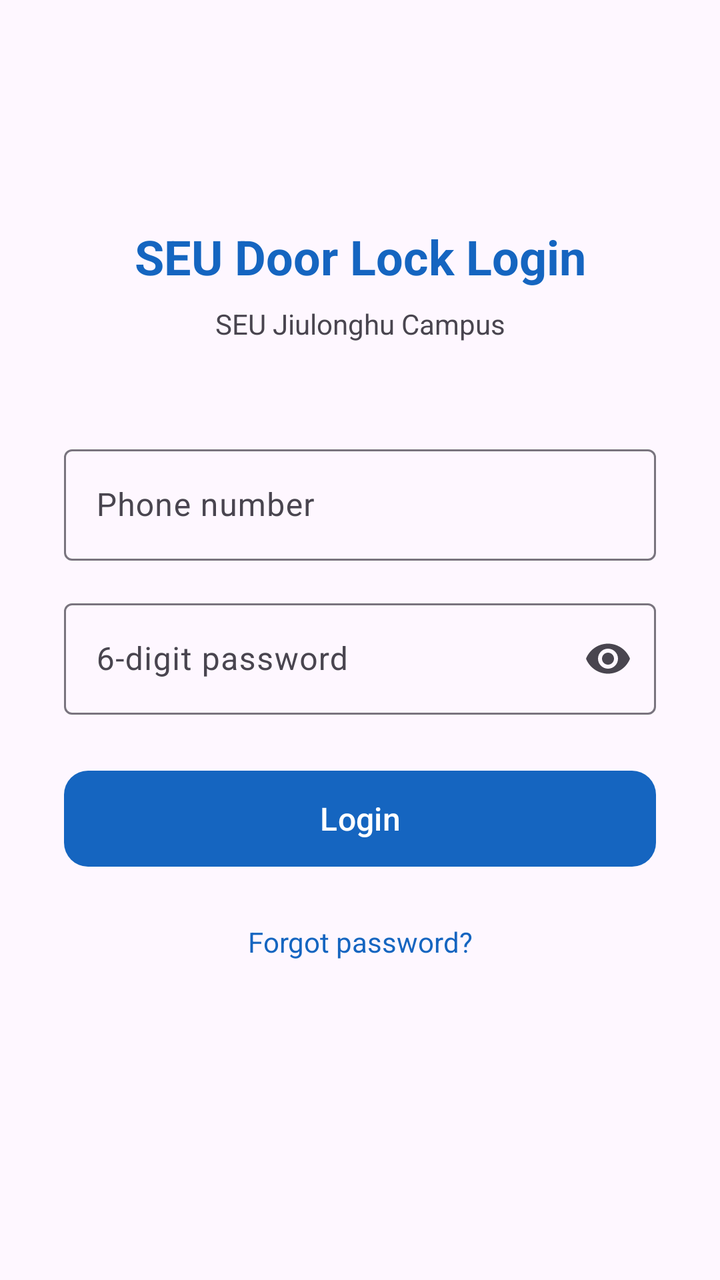
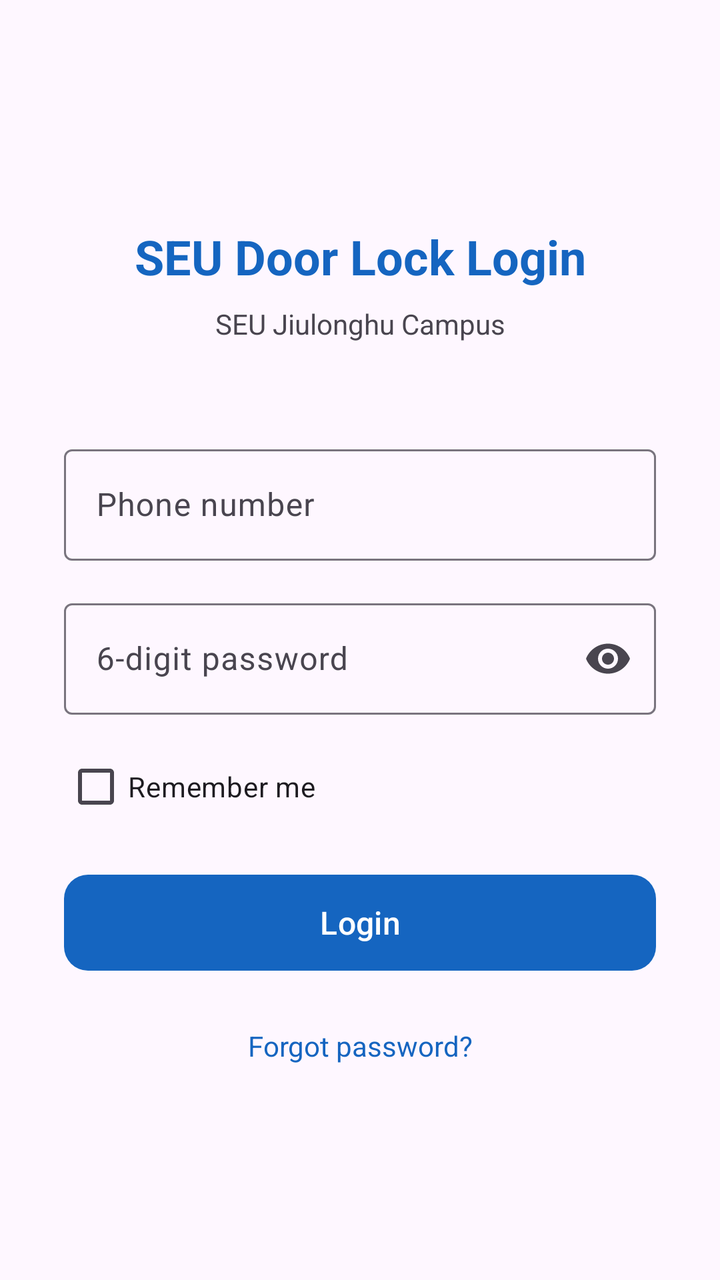

Before-and-after screenshots of an Android layout around one commit, followed by the original layout XML and the change that was made.
<!-- AndroidManifest.xml: application theme Theme.SEUDoorLock -->
<!-- res/layout/activity_login.xml -->
<?xml version="1.0" encoding="utf-8"?>
<androidx.constraintlayout.widget.ConstraintLayout
    xmlns:android="http://schemas.android.com/apk/res/android"
    xmlns:app="http://schemas.android.com/apk/res-auto"
    android:layout_width="match_parent"
    android:layout_height="match_parent"
    android:background="?android:attr/colorBackground"
    android:padding="32dp">

    <TextView
        android:id="@+id/tvTitle"
        android:layout_width="wrap_content"
        android:layout_height="wrap_content"
        android:text="@string/login_title"
        android:textSize="24sp"
        android:textStyle="bold"
        android:textColor="?attr/colorPrimary"
        app:layout_constraintTop_toTopOf="parent"
        app:layout_constraintStart_toStartOf="parent"
        app:layout_constraintEnd_toEndOf="parent"
        android:layout_marginTop="80dp"/>

    <TextView
        android:id="@+id/tvSubtitle"
        android:layout_width="wrap_content"
        android:layout_height="wrap_content"
        android:text="SEU Jiulonghu Campus"
        android:textSize="14sp"
        android:textColor="?android:attr/textColorSecondary"
        app:layout_constraintTop_toBottomOf="@id/tvTitle"
        app:layout_constraintStart_toStartOf="parent"
        app:layout_constraintEnd_toEndOf="parent"
        android:layout_marginTop="8dp"/>

    <com.google.android.material.textfield.TextInputLayout
        android:id="@+id/tilPhone"
        style="@style/Widget.Material3.TextInputLayout.OutlinedBox"
        android:layout_width="0dp"
        android:layout_height="wrap_content"
        android:hint="@string/hint_phone"
        app:layout_constraintTop_toBottomOf="@id/tvSubtitle"
        app:layout_constraintStart_toStartOf="parent"
        app:layout_constraintEnd_toEndOf="parent"
        android:layout_marginTop="48dp">

        <com.google.android.material.textfield.TextInputEditText
            android:id="@+id/etPhone"
            android:layout_width="match_parent"
            android:layout_height="wrap_content"
            android:inputType="phone"
            android:maxLength="11"/>

    </com.google.android.material.textfield.TextInputLayout>

    <com.google.android.material.textfield.TextInputLayout
        android:id="@+id/tilPassword"
        style="@style/Widget.Material3.TextInputLayout.OutlinedBox"
        android:layout_width="0dp"
        android:layout_height="wrap_content"
        android:hint="@string/hint_password"
        app:endIconMode="password_toggle"
        app:layout_constraintTop_toBottomOf="@id/tilPhone"
        app:layout_constraintStart_toStartOf="parent"
        app:layout_constraintEnd_toEndOf="parent"
        android:layout_marginTop="16dp">

        <com.google.android.material.textfield.TextInputEditText
            android:id="@+id/etPassword"
            android:layout_width="match_parent"
            android:layout_height="wrap_content"
            android:inputType="numberPassword"
            android:maxLength="6"/>

    </com.google.android.material.textfield.TextInputLayout>

    <com.google.android.material.button.MaterialButton
        android:id="@+id/btnLogin"
        android:layout_width="0dp"
        android:layout_height="56dp"
        android:text="@string/btn_login"
        android:textSize="16sp"
        app:cornerRadius="12dp"
        app:layout_constraintTop_toBottomOf="@id/tilPassword"
        app:layout_constraintStart_toStartOf="parent"
        app:layout_constraintEnd_toEndOf="parent"
        android:layout_marginTop="24dp"/>

    <ProgressBar
        android:id="@+id/progressBar"
        android:layout_width="wrap_content"
        android:layout_height="wrap_content"
        android:visibility="gone"
        app:layout_constraintTop_toBottomOf="@id/btnLogin"
        app:layout_constraintStart_toStartOf="parent"
        app:layout_constraintEnd_toEndOf="parent"
        android:layout_marginTop="16dp"/>

    <TextView
        android:id="@+id/tvForgotPassword"
        android:layout_width="wrap_content"
        android:layout_height="wrap_content"
        android:text="@string/btn_forgot_password"
        android:textColor="?attr/colorPrimary"
        android:textSize="14sp"
        android:clickable="true"
        android:focusable="true"
        app:layout_constraintTop_toBottomOf="@id/progressBar"
        app:layout_constraintStart_toStartOf="parent"
        app:layout_constraintEnd_toEndOf="parent"
        android:layout_marginTop="24dp"/>

</androidx.constraintlayout.widget.ConstraintLayout>
<!-- resources referenced by this layout -->
<resources>
  <string name="btn_forgot_password">Forgot password?</string>
  <string name="btn_login">Login</string>
  <string name="hint_password">6-digit password</string>
  <string name="hint_phone">Phone number</string>
  <string name="login_title">SEU Door Lock Login</string>
  <style name="Theme.SEUDoorLock" parent="Theme.Material3.Light.NoActionBar">
          <item name="colorPrimary">@color/primary</item>
          <item name="colorPrimaryContainer">@color/primary_light</item>
          <item name="colorOnPrimary">@android:color/white</item>
          <item name="colorSecondary">@color/secondary</item>
          <item name="android:statusBarColor">@color/primary</item>
      </style>
  <color name="primary">#1565C0</color>
  <color name="primary_light">#BBDEFB</color>
  <color name="secondary">#FF6F00</color>
</resources>

<!-- the commit's change to res/layout/activity_login.xml (unified diff, before → after) -->
@@ -73,6 +73,17 @@
 
     </com.google.android.material.textfield.TextInputLayout>
 
+    <com.google.android.material.checkbox.MaterialCheckBox
+        android:id="@+id/cbRemember"
+        android:layout_width="0dp"
+        android:layout_height="wrap_content"
+        android:text="@string/remember_me"
+        android:textSize="14sp"
+        app:layout_constraintTop_toBottomOf="@id/tilPassword"
+        app:layout_constraintStart_toStartOf="parent"
+        app:layout_constraintEnd_toEndOf="parent"
+        android:layout_marginTop="12dp"/>
+
     <com.google.android.material.button.MaterialButton
         android:id="@+id/btnLogin"
         android:layout_width="0dp"
@@ -80,10 +91,10 @@
         android:text="@string/btn_login"
         android:textSize="16sp"
         app:cornerRadius="12dp"
-        app:layout_constraintTop_toBottomOf="@id/tilPassword"
+        app:layout_constraintTop_toBottomOf="@id/cbRemember"
         app:layout_constraintStart_toStartOf="parent"
         app:layout_constraintEnd_toEndOf="parent"
-        android:layout_marginTop="24dp"/>
+        android:layout_marginTop="16dp"/>
 
     <ProgressBar
         android:id="@+id/progressBar"
<!-- resource entries referenced after the edit -->
@@ -5,6 +5,7 @@
   <string name="hint_password">6-digit password</string>
   <string name="hint_phone">Phone number</string>
   <string name="login_title">SEU Door Lock Login</string>
+  <string name="remember_me">Remember me</string>
   <style name="Theme.SEUDoorLock" parent="Theme.Material3.Light.NoActionBar">
           <item name="colorPrimary">@color/primary</item>
           <item name="colorPrimaryContainer">@color/primary_light</item>
